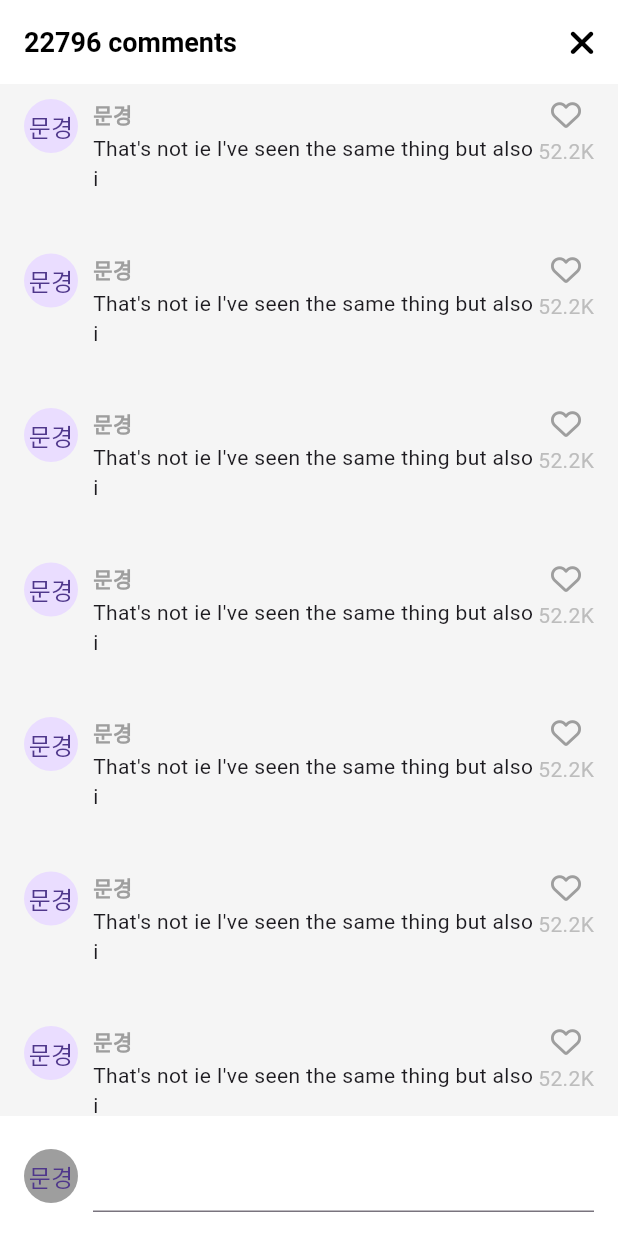
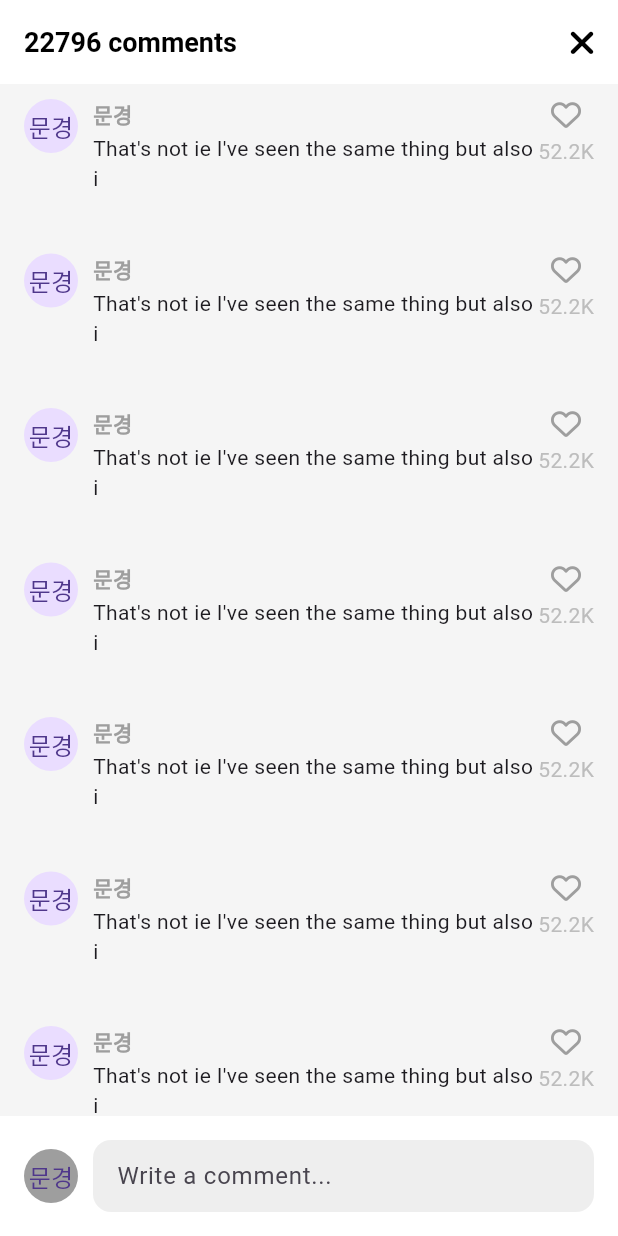
Before and after one commit to moonssa/tiktok, a Flutter app: the VideoComments screen opened directly, on a phone screen of 412 x 824 dp. Run offline on Flutter 3.47's test engine with Material 3 defaults, Android fonts, the phone set to English and light mode, and no system bars; our stand-ins replace font_awesome_flutter, video_player, visibility_detector; network calls fail.

Commit message:
comments without bottomNavigationBar

```diff
--- a/lib/features/videos/widgets/video_comments.dart
+++ b/lib/features/videos/widgets/video_comments.dart
@@ -17,7 +17,9 @@ class _VideoCommentsState extends State<VideoComments> {
 
   @override
   Widget build(BuildContext context) {
+    final size = MediaQuery.of(context).size;
     return Container(
+      height: size.height * 0.8,
       clipBehavior: Clip.hardEdge,
       decoration: BoxDecoration(
         borderRadius: BorderRadius.circular(Sizes.size14),
@@ -36,7 +38,9 @@ class _VideoCommentsState extends State<VideoComments> {
             ),
           ],
         ),
-        body: ListView.separated(
+        body: Stack(
+          children: [
+            ListView.separated(
               padding: const EdgeInsets.symmetric(
                 vertical: Sizes.size10,
                 horizontal: Sizes.size16,
@@ -71,7 +75,8 @@ class _VideoCommentsState extends State<VideoComments> {
                       ],
                     ),
                   ),
-              Column(children: [
+                  Column(
+                    children: [
                       FaIcon(
                         FontAwesomeIcons.heart,
                         size: Sizes.size20,
@@ -82,12 +87,20 @@ class _VideoCommentsState extends State<VideoComments> {
                           style: TextStyle(
                             color: Colors.grey.shade400,
                           )),
-              ]),
+                    ],
+                  ),
                 ],
               ),
             ),
-        bottomNavigationBar: BottomAppBar(
-          color: Colors.white,
+            Positioned(
+              bottom: 0,
+              width: size.width,
+              child: BottomAppBar(
+                color: const Color.fromRGBO(255, 255, 255, 1),
+                padding: const EdgeInsets.symmetric(
+                  horizontal: Sizes.size16,
+                  vertical: Sizes.size10,
+                ),
                 child: Row(
                   children: [
                     CircleAvatar(
@@ -98,13 +111,33 @@ class _VideoCommentsState extends State<VideoComments> {
                       ),
                     ),
                     Gaps.h10,
-              const Expanded(
-                child: TextField(),
+                    Expanded(
+                      child: TextField(
+                        cursorColor: Theme.of(context).primaryColor,
+                        decoration: InputDecoration(
+                          hintText: "Write a comment...",
+                          border: OutlineInputBorder(
+                            borderRadius: BorderRadius.circular(
+                              Sizes.size12,
+                            ),
+                            borderSide: BorderSide.none,
+                          ),
+                          filled: true,
+                          fillColor: Colors.grey.shade200,
+                          contentPadding: const EdgeInsets.symmetric(
+                            horizontal: Sizes.size12,
+                            vertical: Sizes.size10,
+                          ),
+                        ),
+                      ),
                     )
                   ],
                 ),
               ),
             ),
+          ],
+        ),
+      ),
     );
   }
 }
--- a/lib/features/videos/widgets/video_post.dart
+++ b/lib/features/videos/widgets/video_post.dart
@@ -74,6 +74,7 @@ class _VideoPostState extends State<VideoPost>
     }
     await showModalBottomSheet(
       context: context,
+      isScrollControlled: true,
       backgroundColor: Colors.transparent,
       builder: (context) => const VideoComments(),
     );
```
Lines whose indentation alone changed are shown as unchanged.
